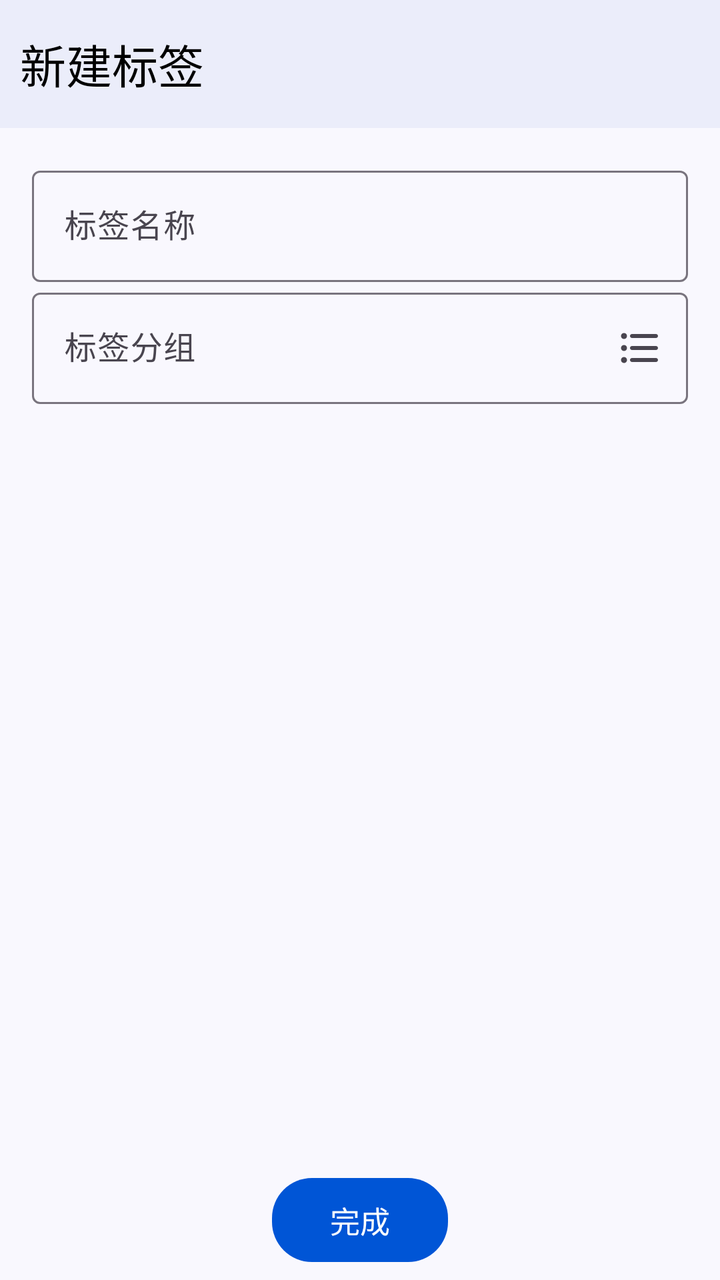
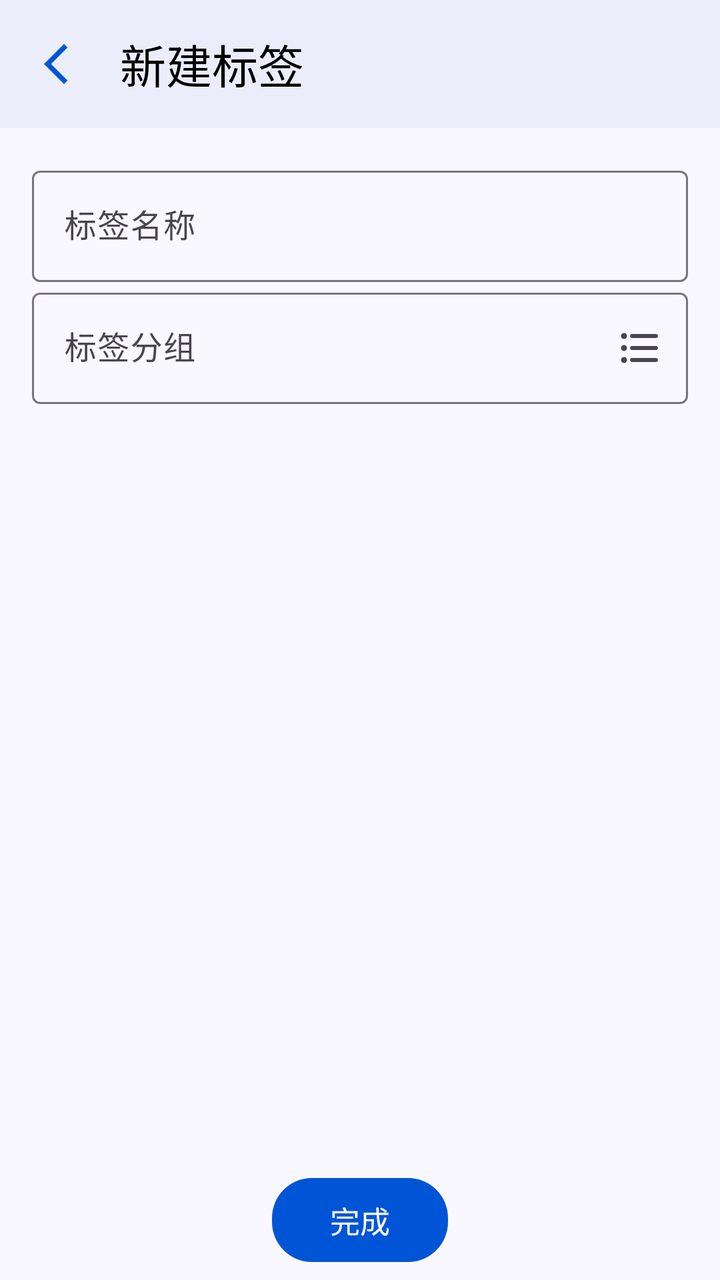

Compare the two renders of this Android layout. The source of the first and the diff that turns it into the second are given below.
<!-- AndroidManifest.xml: application theme Theme.ProjectManager -->
<!-- res/layout/activity_new_tag.xml -->
<?xml version="1.0" encoding="utf-8"?>
<androidx.constraintlayout.widget.ConstraintLayout xmlns:android="http://schemas.android.com/apk/res/android"
    xmlns:app="http://schemas.android.com/apk/res-auto"
    xmlns:tools="http://schemas.android.com/tools"
    style="@style/PageStyle"
    android:layout_width="match_parent"
    android:layout_height="match_parent"
    tools:context=".ui.bookkeeping.tag.edit.NewTagActivity">

    <com.google.android.material.appbar.MaterialToolbar
        android:id="@+id/new_tag_toolbar"
        android:layout_width="match_parent"
        android:layout_height="?attr/actionBarSize"
        app:layout_constraintEnd_toEndOf="parent"
        app:layout_constraintStart_toStartOf="parent"
        app:layout_constraintTop_toTopOf="parent"
        app:title="@string/title_new_tag" />

    <ScrollView
        android:layout_width="match_parent"
        android:layout_height="0dp"
        app:layout_constraintBottom_toTopOf="@+id/finish_btn"
        app:layout_constraintTop_toBottomOf="@+id/new_tag_toolbar">

        <LinearLayout
            android:layout_width="match_parent"
            android:layout_height="wrap_content"
            android:orientation="vertical"
            android:padding="16dp">

            <com.google.android.material.textfield.TextInputLayout
                android:id="@+id/tag_name_layout"
                android:layout_width="match_parent"
                android:layout_height="wrap_content">

                <com.google.android.material.textfield.TextInputEditText
                    android:id="@+id/tag_name_input"
                    style="@style/UserInputEditTextStyle"
                    android:layout_width="match_parent"
                    android:layout_height="match_parent"
                    android:hint="@string/tag_name" />
            </com.google.android.material.textfield.TextInputLayout>

            <com.google.android.material.textfield.TextInputLayout
                android:id="@+id/tag_group_layout"
                android:layout_width="match_parent"
                android:layout_height="wrap_content"
                app:endIconDrawable="@drawable/round_format_list_bulleted_24"
                app:endIconMode="custom">

                <com.google.android.material.textfield.TextInputEditText
                    android:id="@+id/tag_group_input"
                    style="@style/UserInputEditTextStyle"
                    android:layout_width="match_parent"
                    android:layout_height="wrap_content"
                    android:hint="@string/tag_group"
                    android:maxLength="20" />
            </com.google.android.material.textfield.TextInputLayout>
        </LinearLayout>
    </ScrollView>

    <com.google.android.material.button.MaterialButton
        android:id="@+id/finish_btn"
        style="@style/BtnStyle"
        android:layout_width="wrap_content"
        android:layout_height="wrap_content"
        android:text="@string/finish"
        app:layout_constraintBottom_toBottomOf="parent"
        app:layout_constraintLeft_toLeftOf="parent"
        app:layout_constraintRight_toRightOf="parent" />
</androidx.constraintlayout.widget.ConstraintLayout>
<!-- resources referenced by this layout -->
<resources>
  <!-- drawable round_format_list_bulleted_24 (drawable) -->
  <vector xmlns:android="http://schemas.android.com/apk/res/android" android:autoMirrored="true" android:height="24dp" android:tint="#000000" android:viewportHeight="24" android:viewportWidth="24" android:width="24dp">
        
      <path android:fillColor="@android:color/white" android:pathData="M4,10.5c-0.83,0 -1.5,0.67 -1.5,1.5s0.67,1.5 1.5,1.5 1.5,-0.67 1.5,-1.5 -0.67,-1.5 -1.5,-1.5zM4,4.5c-0.83,0 -1.5,0.67 -1.5,1.5S3.17,7.5 4,7.5 5.5,6.83 5.5,6 4.83,4.5 4,4.5zM4,16.5c-0.83,0 -1.5,0.68 -1.5,1.5s0.68,1.5 1.5,1.5 1.5,-0.68 1.5,-1.5 -0.67,-1.5 -1.5,-1.5zM8,19h12c0.55,0 1,-0.45 1,-1s-0.45,-1 -1,-1L8,17c-0.55,0 -1,0.45 -1,1s0.45,1 1,1zM8,13h12c0.55,0 1,-0.45 1,-1s-0.45,-1 -1,-1L8,11c-0.55,0 -1,0.45 -1,1s0.45,1 1,1zM7,6c0,0.55 0.45,1 1,1h12c0.55,0 1,-0.45 1,-1s-0.45,-1 -1,-1L8,5c-0.55,0 -1,0.45 -1,1z"/>
      
  </vector>
  <string name="finish">完成</string>
  <string name="tag_group">标签分组</string>
  <string name="tag_name">标签名称</string>
  <string name="title_new_tag">新建标签</string>
  <style name="BtnStyle" parent="Widget.Material3.Button">
          <item name="backgroundTint">@color/theme_blue</item>
          <item name="android:textColor">@color/white</item>
          <item name="android:textSize">15sp</item>
          <item name="cornerRadius">20dp</item>
          <item name="android:layout_margin">5dp</item>
          <item name="android:padding">10dp</item>
      </style>
  <style name="PageStyle">
          <item name="android:fitsSystemWindows">true</item>
          <item name="android:background">@color/page_background</item>
      </style>
  <style name="UserInputEditTextStyle" parent="Widget.Material3.TextInputEditText.OutlinedBox">
          <item name="android:inputType">text</item>
          <item name="android:maxLength">20</item>
      </style>
  <style name="Theme.ProjectManager" parent="Theme.Material3.DayNight.NoActionBar">
          
          <item name="colorPrimary">@color/theme_blue</item>
          <item name="colorPrimaryVariant">@color/theme_blue_variant</item>
          <item name="colorOnPrimary">@color/white</item>
          
          <item name="colorSecondary">@color/teal_200</item>
          <item name="colorSecondaryVariant">@color/teal_700</item>
          <item name="colorOnSecondary">@color/black</item>
          
          <item name="android:statusBarColor">@color/page_background</item>
          
          <item name="toolbarStyle">@style/ToolBarStyle</item>
          <item name="drawableTint">@color/theme_blue</item>
          <item name="colorControlActivated">@color/theme_blue</item>
          <item name="android:windowLightStatusBar">true</item>
      </style>
  <color name="theme_blue">#0055d6</color>
  <color name="white">#FFFFFFFF</color>
  <color name="page_background">#f9f8fe</color>
  <color name="theme_blue_variant">#dae1fe</color>
  <color name="teal_200">#FF03DAC5</color>
  <color name="teal_700">#FF018786</color>
  <color name="black">#FF000000</color>
  <style name="ToolBarStyle">
          <item name="android:background">@color/toolbar_background</item>
          <item name="contentInsetStart">10dp</item>
          <item name="titleTextAppearance">@style/TitleStyle</item>
      </style>
  <color name="toolbar_background">#ebedfa</color>
  <style name="TitleStyle">
          <item name="android:textSize">23sp</item>
          <item name="android:textColor">@color/black</item>
      </style>
</resources>

<!-- the commit's change to res/layout/activity_new_tag.xml (unified diff, before → after) -->
@@ -8,10 +8,11 @@
     tools:context=".ui.bookkeeping.tag.edit.NewTagActivity">
 
     <com.google.android.material.appbar.MaterialToolbar
-        android:id="@+id/new_tag_toolbar"
+        android:id="@+id/toolbar"
         android:layout_width="match_parent"
         android:layout_height="?attr/actionBarSize"
         app:layout_constraintEnd_toEndOf="parent"
+        app:navigationIcon="@drawable/baseline_arrow_back_ios_new_24"
         app:layout_constraintStart_toStartOf="parent"
         app:layout_constraintTop_toTopOf="parent"
         app:title="@string/title_new_tag" />
@@ -20,7 +21,7 @@
         android:layout_width="match_parent"
         android:layout_height="0dp"
         app:layout_constraintBottom_toTopOf="@+id/finish_btn"
-        app:layout_constraintTop_toBottomOf="@+id/new_tag_toolbar">
+        app:layout_constraintTop_toBottomOf="@+id/toolbar">
 
         <LinearLayout
             android:layout_width="match_parent"
<!-- resource entries referenced after the edit -->
@@ -1,5 +1,11 @@
 <!-- resources referenced by this layout -->
 <resources>
+  <!-- drawable baseline_arrow_back_ios_new_24 (drawable) -->
+  <vector xmlns:android="http://schemas.android.com/apk/res/android" android:height="24dp" android:tint="#000000" android:viewportHeight="24" android:viewportWidth="24" android:width="24dp">
+        
+      <path android:fillColor="@android:color/white" android:pathData="M17.77,3.77l-1.77,-1.77l-10,10l10,10l1.77,-1.77l-8.23,-8.23z"/>
+      
+  </vector>
   <!-- drawable round_format_list_bulleted_24 (drawable) -->
   <vector xmlns:android="http://schemas.android.com/apk/res/android" android:autoMirrored="true" android:height="24dp" android:tint="#000000" android:viewportHeight="24" android:viewportWidth="24" android:width="24dp">
         
@@ -50,8 +56,9 @@
   <color name="teal_200">#FF03DAC5</color>
   <color name="teal_700">#FF018786</color>
   <color name="black">#FF000000</color>
-  <style name="ToolBarStyle">
+  <style name="ToolBarStyle" parent="Widget.Material3.Toolbar">
           <item name="android:background">@color/toolbar_background</item>
+          <item name="navigationIconTint">@color/theme_blue</item>
           <item name="contentInsetStart">10dp</item>
           <item name="titleTextAppearance">@style/TitleStyle</item>
       </style>
